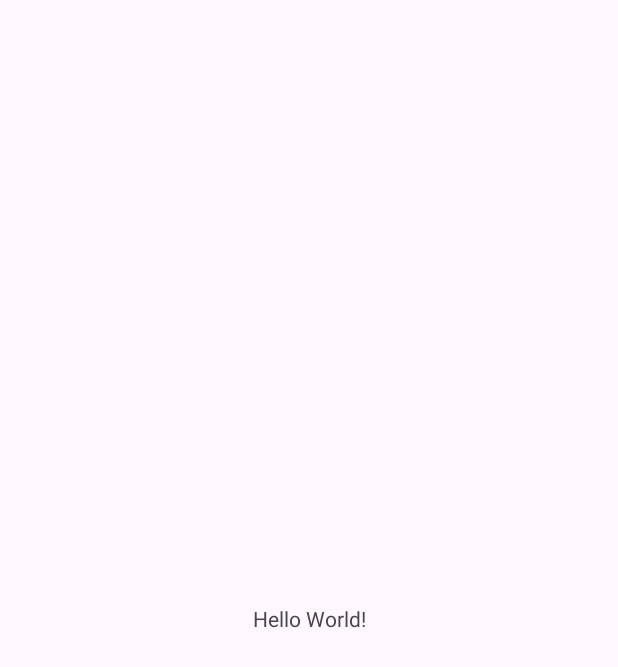
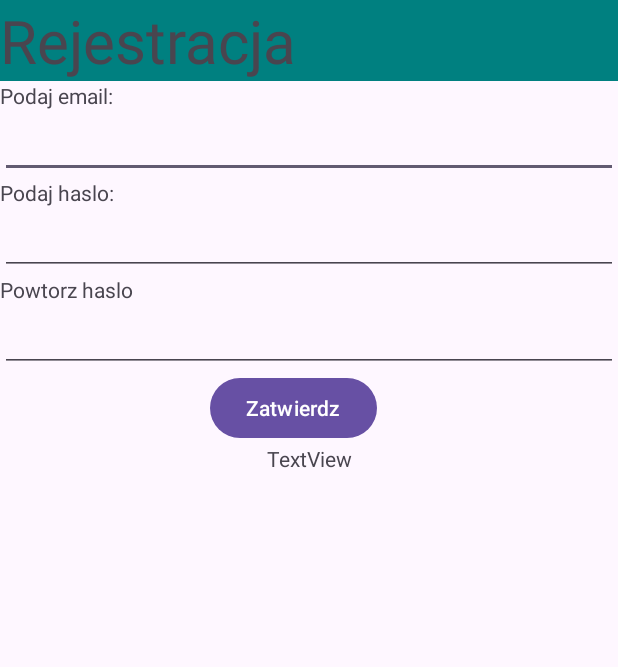
Before and after one commit to jakubekchr/sortowanie, an Android app: the screen it shows after launch (MainActivity), on a phone screen of 412 x 824 dp. Before the commit the part shown is almost empty. Shown: the top 667 px of the screen. Run offline under Robolectric (Android 15) with nearby library versions, the phone set to English and light mode, and no system bars.

Commit message:
wyglad aplikacji

```diff
--- a/app/src/main/res/layout/activity_main.xml
+++ b/app/src/main/res/layout/activity_main.xml
@@ -1,19 +1,75 @@
 <?xml version="1.0" encoding="utf-8"?>
-<androidx.constraintlayout.widget.ConstraintLayout xmlns:android="http://schemas.android.com/apk/res/android"
+<LinearLayout xmlns:android="http://schemas.android.com/apk/res/android"
     xmlns:app="http://schemas.android.com/apk/res-auto"
     xmlns:tools="http://schemas.android.com/tools"
     android:id="@+id/main"
     android:layout_width="match_parent"
     android:layout_height="match_parent"
+    android:orientation="vertical"
     tools:context=".MainActivity">
 
     <TextView
+        android:id="@+id/textView"
+        android:layout_width="match_parent"
+        android:layout_height="wrap_content"
+        android:textSize="40dp"
+        android:text="Rejestracja"
+        android:background="#008080"
+        />
+
+    <TextView
+        android:id="@+id/textView2"
+        android:layout_width="match_parent"
+        android:layout_height="wrap_content"
+        android:text="Podaj email: " />
+
+    <EditText
+        android:id="@+id/email"
+        android:layout_width="match_parent"
+        android:layout_height="wrap_content"
+        android:ems="10"
+        android:inputType="textEmailAddress"
+         />
+
+    <TextView
+        android:id="@+id/textView3"
+        android:layout_width="match_parent"
+        android:layout_height="wrap_content"
+        android:text="Podaj haslo: " />
+
+    <EditText
+        android:id="@+id/h1"
+        android:layout_width="match_parent"
+        android:layout_height="wrap_content"
+        android:ems="10"
+        android:inputType="textPassword"
+        android:text="" />
+
+    <TextView
+        android:id="@+id/textView4"
+        android:layout_width="match_parent"
+        android:layout_height="wrap_content"
+        android:text="Powtorz haslo" />
+
+    <EditText
+        android:id="@+id/h2"
+        android:layout_width="match_parent"
+        android:layout_height="wrap_content"
+        android:ems="10"
+        android:inputType="textPassword" />
+
+    <Button
+        android:id="@+id/zat"
         android:layout_width="wrap_content"
         android:layout_height="wrap_content"
-        android:text="Hello World!"
-        app:layout_constraintBottom_toBottomOf="parent"
-        app:layout_constraintEnd_toEndOf="parent"
-        app:layout_constraintStart_toStartOf="parent"
-        app:layout_constraintTop_toTopOf="parent" />
+        android:layout_marginLeft="140dp"
+        android:text="Zatwierdz" />
 
-</androidx.constraintlayout.widget.ConstraintLayout>
+    <TextView
+        android:id="@+id/textView5"
+        android:layout_width="match_parent"
+        android:layout_height="wrap_content"
+        android:textAlignment="center"
+        android:text="TextView"
+        />
+</LinearLayout>
```
